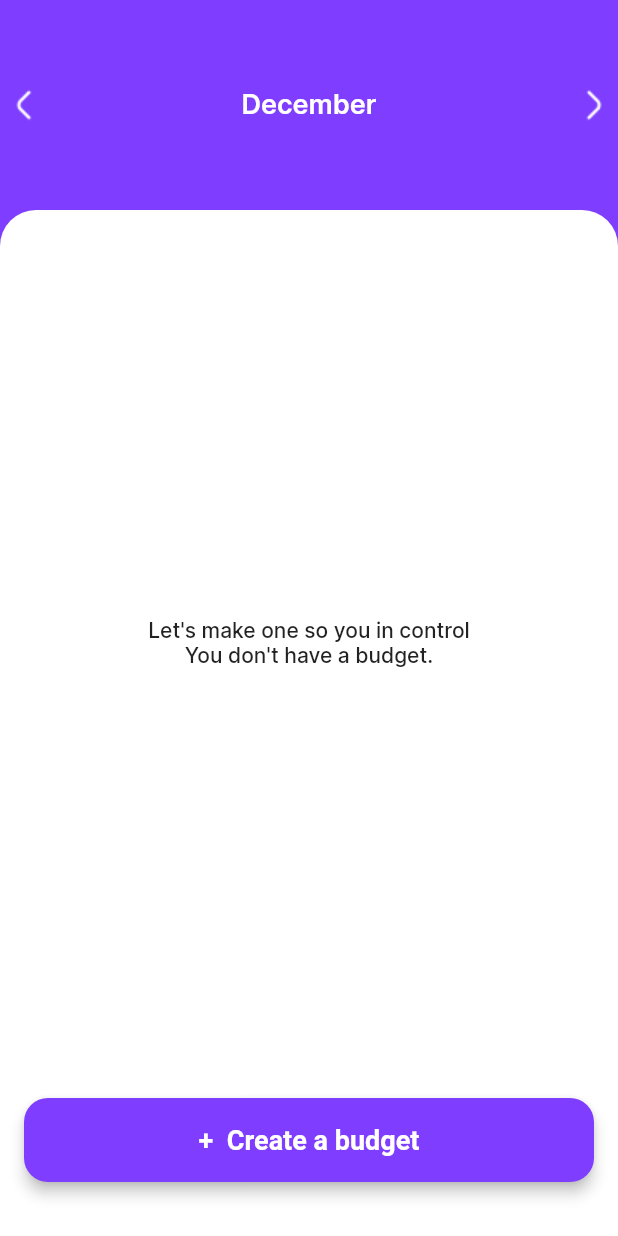
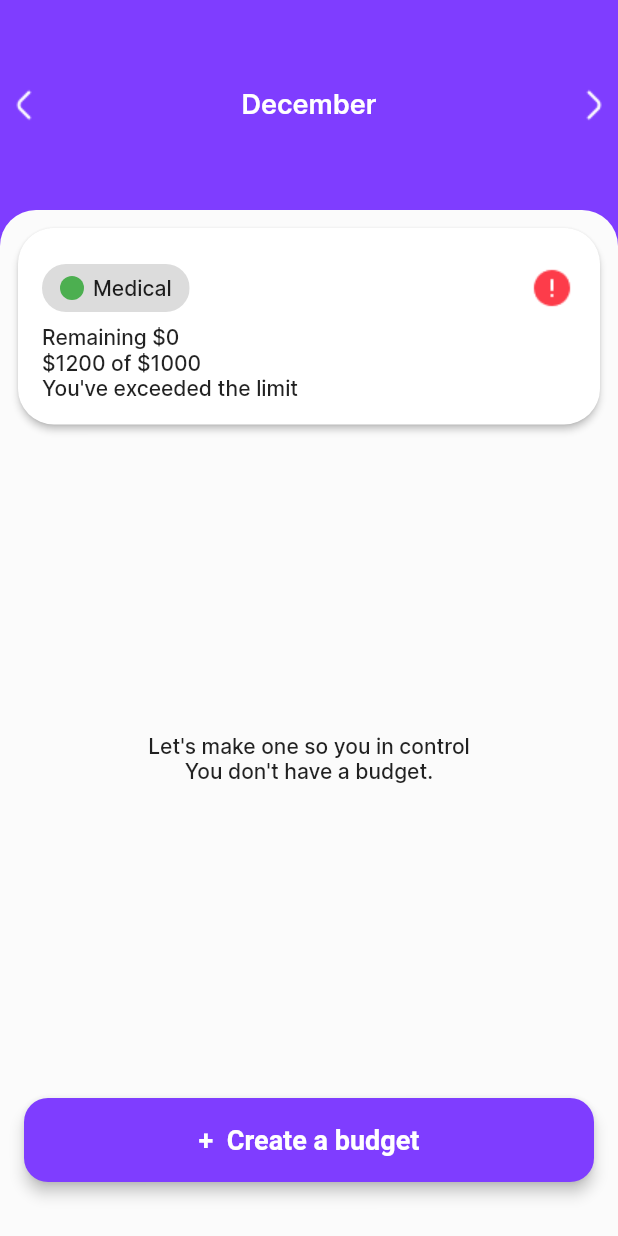
Before and after one commit to quydn720/expense-tracker, a Flutter app: the BudgetPage widget shown alone on an empty page, opened directly, on a phone screen of 412 x 824 dp. Run offline on Flutter 3.47's test engine with Material 2 defaults, Android fonts, the phone set to English and light mode, and no system bars; our stand-ins replace bloc, cloud_firestore, equatable, firebase_auth, firebase_core, fl_chart and 10 more; missing offline and left inert: firebase_auth_platform_interface; accounts and stored records are empty; statements that could not run were skipped.

Commit message:
add budget page

```diff
--- /dev/null
+++ b/lib/presentations/pages/budget/budget_page.dart
@@ -0,0 +1,125 @@
+import 'package:expense_tracker/constants.dart';
+import 'package:expense_tracker/presentations/components/default_button.dart';
+import 'package:flutter/cupertino.dart';
+import 'package:flutter/material.dart';
+import 'package:flutter/painting.dart';
+
+import 'add_budget_page.dart';
+
+class BudgetPage extends StatelessWidget {
+  const BudgetPage({Key? key}) : super(key: key);
+
+  @override
+  Widget build(BuildContext context) {
+    return SafeArea(
+      child: Container(
+        color: kViolet100,
+        child: Column(
+          children: [
+            SizedBox(
+              height: 140,
+              child: Center(
+                child: Row(
+                  mainAxisAlignment: MainAxisAlignment.spaceBetween,
+                  children: [
+                    Image.asset(
+                      'assets/icons/arrow-left-2.png',
+                      color: Colors.white,
+                    ),
+                    Text(
+                      'December',
+                      style: title3.copyWith(color: Colors.white),
+                    ),
+                    Image.asset(
+                      'assets/icons/arrow-right-2.png',
+                      color: Colors.white,
+                    ),
+                  ],
+                ),
+              ),
+            ),
+            Expanded(
+              child: Container(
+                alignment: Alignment.bottomCenter,
+                decoration: const BoxDecoration(
+                  borderRadius: BorderRadius.only(
+                    topLeft: Radius.circular(24),
+                    topRight: Radius.circular(24),
+                  ),
+                  color: kLight80,
+                ),
+                child: Column(
+                  mainAxisAlignment: MainAxisAlignment.center,
+                  children: [
+                    Padding(
+                      padding: const EdgeInsets.all(8.0),
+                      child: Card(
+                        elevation: 2,
+                        shape: RoundedRectangleBorder(
+                          borderRadius: BorderRadius.circular(24.0),
+                        ),
+                        child: Padding(
+                          padding: const EdgeInsets.all(kMediumPadding),
+                          child: Column(
+                            crossAxisAlignment: CrossAxisAlignment.start,
+                            children: [
+                              Row(
+                                mainAxisAlignment:
+                                    MainAxisAlignment.spaceBetween,
+                                children: [
+                                  Chip(
+                                    label: Row(
+                                      children: const [
+                                        CircleAvatar(
+                                          radius: 8,
+                                          backgroundColor: Colors.green,
+                                        ),
+                                        SizedBox(width: 6),
+                                        Text('Medical'),
+                                      ],
+                                    ),
+                                  ),
+                                  Image.asset(
+                                    'assets/icons/warning.png',
+                                    color: kRed100,
+                                  ),
+                                ],
+                              ),
+                              const Text("Remaining \$0"),
+                              const Text("\$1200 of \$1000"),
+                              const Text("You've exceeded the limit"),
+                            ],
+                          ),
+                        ),
+                      ),
+                    ),
+                    const Spacer(),
+                    const Text('Let\'s make one so you in control'),
+                    const Text('You don\'t have a budget.'),
+                    const Spacer(),
+                    Padding(
+                      padding: const EdgeInsets.all(kMediumPadding),
+                      child: DefaultButton(
+                        key: const Key('budgetPage_addNewBudget_button'),
+                        onPressed: () {
+                          Navigator.push(
+                            context,
+                            MaterialPageRoute(
+                              builder: (_) => const AddBudgetPage(),
+                            ),
+                          );
+                        },
+                        title: '+  Create a budget',
+                      ),
+                    ),
+                    const SizedBox(height: 20),
+                  ],
+                ),
+              ),
+            ),
+          ],
+        ),
+      ),
+    );
+  }
+}
--- a/lib/presentations/pages/main/main_page.dart
+++ b/lib/presentations/pages/main/main_page.dart
@@ -1,9 +1,9 @@
 import 'package:expense_tracker/blocs/transaction/transaction_bloc.dart';
 import 'package:expense_tracker/blocs/wallet/wallet_bloc.dart';
-import 'package:expense_tracker/presentations/pages/profile/account/account_page.dart';
+import 'package:expense_tracker/presentations/pages/budget/budget_page.dart';
+import 'package:expense_tracker/presentations/pages/profile/account/add_new_account.dart';
 
 import '../../../blocs/tab/tab_bloc.dart';
-import '../../components/default_button.dart';
 import '../home/home_page.dart';
 import '../transaction/add_transaction/add_transaction.dart';
 import '../transaction/fetch_transaction/transaction_list.dart';
@@ -80,75 +80,6 @@ class MainPage extends StatelessWidget {
   }
 }
 
-class BudgetPage extends StatelessWidget {
-  const BudgetPage({Key? key}) : super(key: key);
-
-  @override
-  Widget build(BuildContext context) {
-    return SafeArea(
-      child: Container(
-        color: kViolet100,
-        child: Column(
-          children: [
-            SizedBox(
-              height: 140,
-              child: Center(
-                child: Row(
-                  mainAxisAlignment: MainAxisAlignment.spaceBetween,
-                  children: [
-                    Image.asset(
-                      'assets/icons/arrow-left-2.png',
-                      color: Colors.white,
-                    ),
-                    Text(
-                      'December',
-                      style: title3.copyWith(color: Colors.white),
-                    ),
-                    Image.asset(
-                      'assets/icons/arrow-right-2.png',
-                      color: Colors.white,
-                    ),
-                  ],
-                ),
-              ),
-            ),
-            Expanded(
-              child: Container(
-                alignment: Alignment.bottomCenter,
-                decoration: const BoxDecoration(
-                  borderRadius: BorderRadius.only(
-                    topLeft: Radius.circular(24),
-                    topRight: Radius.circular(24),
-                  ),
-                  color: Colors.white,
-                ),
-                child: Column(
-                  mainAxisAlignment: MainAxisAlignment.center,
-                  children: [
-                    const Spacer(),
-                    const Text('Let\'s make one so you in control'),
-                    const Text('You don\'t have a budget.'),
-                    const Spacer(),
-                    Padding(
-                      padding: const EdgeInsets.all(kMediumPadding),
-                      child: DefaultButton(
-                        key: const Key('budgetPage_addNewBudget_button'),
-                        onPressed: () {},
-                        title: '+  Create a budget',
-                      ),
-                    ),
-                    const SizedBox(height: 20),
-                  ],
-                ),
-              ),
-            ),
-          ],
-        ),
-      ),
-    );
-  }
-}
-
 class TabSelector extends StatelessWidget {
   final AppTab activeTab;
   final Function(AppTab) onTabSelected;
```
Also changed, not shown: lib/presentations/pages/budget/add_budget_page.dart (added, +164 -0 lines).
